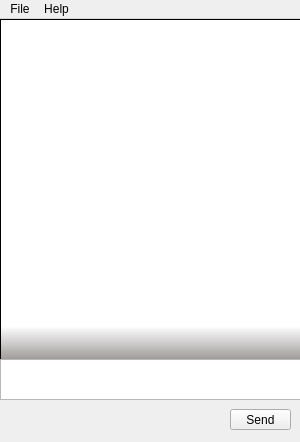
Above: mainwindow.ui from warren80/ChatServer before the change. Below: the same form after it.
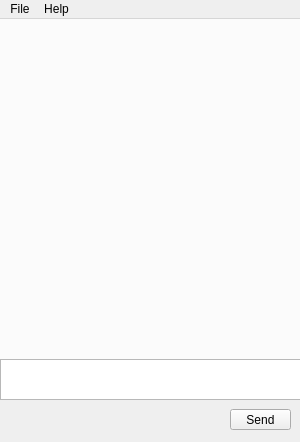
That is the form after the change. Icons and pictures are not drawn.

Commit message: Main GUI with background image

What changed in the file:
```diff
--- a/mainwindow.ui
+++ b/mainwindow.ui
@@ -64,11 +64,12 @@
      <cursorShape>IBeamCursor</cursorShape>
     </property>
     <property name="styleSheet">
-     <string notr="true">background: qlineargradient(spread:pad, x1:0.5, y1:1, x2:0.5, y2:0, stop:0 rgba(45, 35, 35, 109), stop:0.1 rgba(255, 255, 255, 255));
-font-size: 10pt;</string>
+     <string notr="true">background-color: rgba(255,255,255,75%);
+font-size: 10pt;
+color: black;</string>
     </property>
     <property name="frameShape">
-     <enum>QFrame::StyledPanel</enum>
+     <enum>QFrame::NoFrame</enum>
     </property>
     <property name="readOnly">
      <bool>true</bool>
@@ -93,6 +94,23 @@
      <string notr="true">font-size: 10pt;</string>
     </property>
    </widget>
+   <widget class="QWidget" name="widget" native="true">
+    <property name="geometry">
+     <rect>
+      <x>-1</x>
+      <y>-1</y>
+      <width>301</width>
+      <height>341</height>
+     </rect>
+    </property>
+    <property name="styleSheet">
+     <string notr="true">background: url(./ostrich.gif);</string>
+    </property>
+   </widget>
+   <zorder>widget</zorder>
+   <zorder>sendButton</zorder>
+   <zorder>chatScreen</zorder>
+   <zorder>typeScreen</zorder>
   </widget>
   <widget class="QMenuBar" name="menuBar">
    <property name="geometry">
```
The commit also changes 3 other files.
